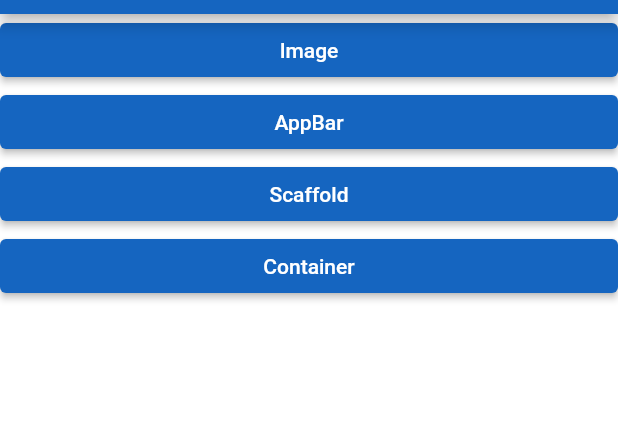
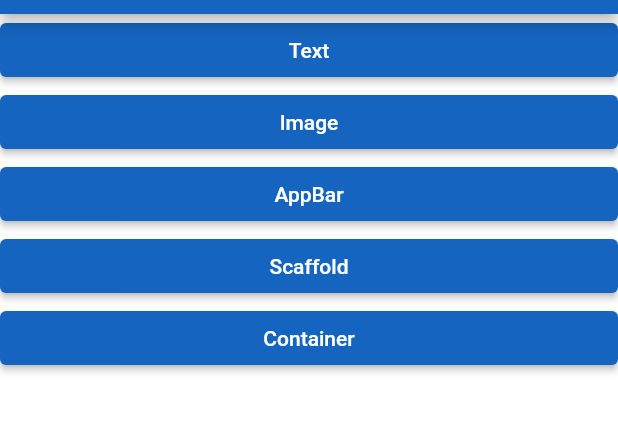
Before and after one commit to dscpesu/FlutterFolio, a Flutter app: the screen it shows after launch, on a phone screen of 412 x 824 dp, the part 70-502 px from its top. Run offline on Flutter 3.47's test engine with Material 2 defaults, Android fonts, the phone set to English and light mode, and no system bars; our stand-ins replace flutter_highlight.

Commit message:
added Text widget

```diff
--- a/lib/data/widget_data.dart
+++ b/lib/data/widget_data.dart
@@ -2,6 +2,41 @@
 import 'package:flutter_folio/models/widget_model.dart';
 
 List<WidgetModel> widgetData = [
+  WidgetModel(
+    name: 'Text',
+    description: '''The Text widget displays a string of text with single style. The string might break across multiple lines or might all be displayed on the same line depending on the layout constraints.
+
+Here are the attributes of the Text widget :
+
+1. data or text: The text content to be displayed.
+2. style: Defines text style properties (e.g., fontSize, color).
+3. textAlign: Sets text alignment (e.g., TextAlign.center).
+4. softWrap: Allows text to wrap to the next line.
+5. overflow: Handles overflowing text (e.g., TextOverflow.ellipsis).
+    ''',
+    imagePath: 'assets/images/text/text.png',
+    outputImage: 'assets/images/text/text_op.png',
+    codeSnippet: '''
+class MyHomePage extends StatelessWidget {
+  @override
+  Widget build(BuildContext context) {
+    return Scaffold(
+      body: Center(
+        child: Text(
+          "Helo World",
+          style: TextStyle(
+            fontSize: 49,
+            color: Colors.blue,
+            fontWeight: FontWeight.bold,
+            decoration: TextDecoration.underline,
+          ),
+        ),
+      ),
+    );
+  }
+}
+''',
+  ),
   WidgetModel(
     name: 'Image',
     description: 'The Image widget in Flutter is a fundamental component used to display images within an application. It provides a seamless way to incorporate visual content, such as icons, photographs, or graphics, into the user interface.',
```
Also changed, not shown: assets/images/text/text.png (added), assets/images/text/text_op.png (added).
